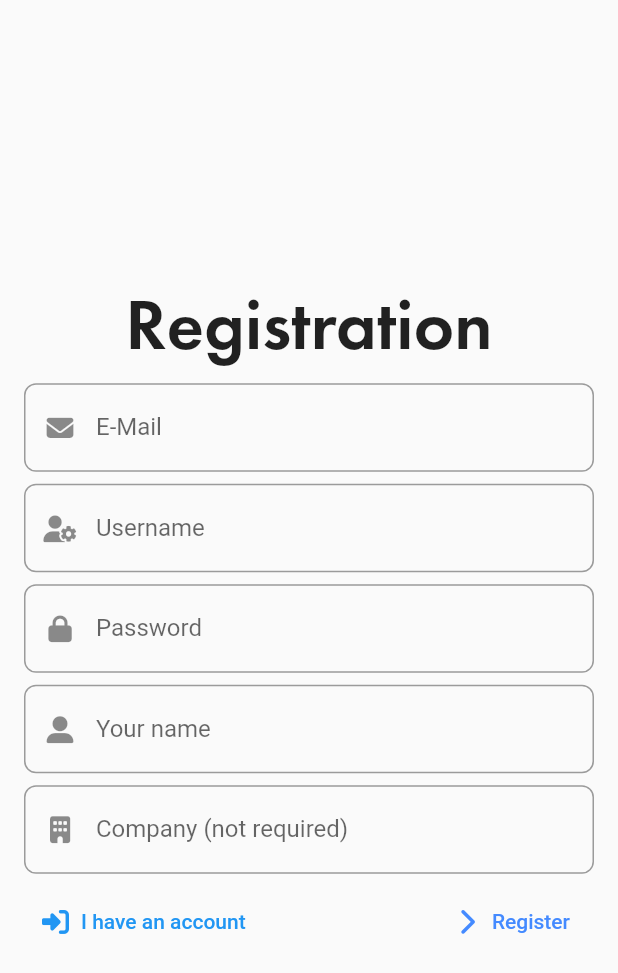
After one commit to kekland/conference-book-app, a Flutter app: the screen it shows after launch, on a phone screen of 412 x 824 dp. The commit adds this screen. Shown: the top 973 px of the screen. Run offline on Flutter 3.47's test engine with Material 2 defaults, Android fonts, the phone set to English and light mode, and no system bars; our stand-ins replace font_awesome_flutter.

Commit message:
Login and registration page templates

```diff
--- a/lib/main.dart
+++ b/lib/main.dart
@@ -1,5 +1,7 @@
 import 'package:conference/create_page.dart';
+import 'package:conference/login_page.dart';
 import 'package:conference/main_page.dart';
+import 'package:conference/registration_page.dart';
 import 'package:flutter/material.dart';
 import 'package:flutter/services.dart';
 
@@ -11,15 +13,15 @@ class MyApp extends StatelessWidget {
   Widget build(BuildContext context) {
     SystemChrome.setSystemUIOverlayStyle(new SystemUiOverlayStyle(
         statusBarColor: const Color(0x00FFFFFF),
-        statusBarIconBrightness: Brightness.light));
+        statusBarIconBrightness: Brightness.dark));
     SystemChrome.setEnabledSystemUIOverlays(SystemUiOverlay.values);
     return MaterialApp(
       title: 'Flutter Demo',
       theme: ThemeData(
-        primaryColor: Colors.white,
+        primaryColor: Colors.blue,
         accentColor: Colors.blueAccent,
       ),
-      home: MainPage(),
+      home: RegistrationPage(),
     );
   }
 }
--- /dev/null
+++ b/lib/registration_page.dart
@@ -0,0 +1,95 @@
+import 'package:flutter/material.dart';
+import 'package:font_awesome_flutter/font_awesome_flutter.dart';
+
+class RegistrationPage extends StatefulWidget {
+  _RegistrationPageState createState() => _RegistrationPageState();
+}
+
+class _RegistrationPageState extends State<RegistrationPage> {
+  @override
+  Widget build(BuildContext context) {
+    return Scaffold(
+      body: Padding(
+        padding: const EdgeInsets.all(16.0),
+        child: Center(
+          child: SingleChildScrollView(
+            child: Column(
+              children: [
+                Text('Registration',
+                    style: TextStyle(
+                        fontFamily: 'Futura',
+                        fontSize: 48.0,
+                        fontWeight: FontWeight.w500)),
+                SizedBox(height: 8.0),
+                TextField(
+                  decoration: InputDecoration(
+                    prefixIcon:
+                        Icon(FontAwesomeIcons.solidEnvelope, size: 18.0),
+                    labelText: 'E-Mail',
+                    border: OutlineInputBorder(
+                        borderRadius: BorderRadius.circular(8.0)),
+                  ),
+                ),
+                SizedBox(height: 8.0),
+                TextField(
+                  decoration: InputDecoration(
+                    labelText: 'Username',
+                    prefixIcon: Icon(FontAwesomeIcons.userCog, size: 18.0),
+                    border: OutlineInputBorder(
+                        borderRadius: BorderRadius.circular(8.0)),
+                  ),
+                ),
+                SizedBox(height: 8.0),
+                TextField(
+                  decoration: InputDecoration(
+                    prefixIcon: Icon(FontAwesomeIcons.lock, size: 18.0),
+                    labelText: 'Password',
+                    border: OutlineInputBorder(
+                        borderRadius: BorderRadius.circular(8.0)),
+                  ),
+                ),
+                SizedBox(height: 8.0),
+                TextField(
+                  decoration: InputDecoration(
+                    prefixIcon: Icon(FontAwesomeIcons.userAlt, size: 18.0),
+                    labelText: 'Your name',
+                    border: OutlineInputBorder(
+                        borderRadius: BorderRadius.circular(8.0)),
+                  ),
+                ),
+                SizedBox(height: 8.0),
+                TextField(
+                  decoration: InputDecoration(
+                    prefixIcon: Icon(FontAwesomeIcons.solidBuilding, size: 18.0),
+                    labelText: 'Company (not required)',
+                    border: OutlineInputBorder(
+                        borderRadius: BorderRadius.circular(8.0)),
+                  ),
+                ),
+                SizedBox(height: 8.0),
+                Row(
+                  children: [
+                    FlatButton.icon(
+                      icon: Icon(FontAwesomeIcons.signInAlt, size: 18.0),
+                      label: Text('I have an account'),
+                      onPressed: () {},
+                      textColor: Theme.of(context).primaryColor,
+                    ),
+                    FlatButton.icon(
+                      icon: Icon(FontAwesomeIcons.chevronRight, size: 18.0),
+                      label: Text('Register'),
+                      onPressed: () {},
+                      textColor: Theme.of(context).accentColor,
+                    ),
+                  ],
+                  mainAxisAlignment: MainAxisAlignment.spaceBetween,
+                ),
+              ],
+              mainAxisSize: MainAxisSize.min,
+            ),
+          ),
+        ),
+      ),
+    );
+  }
+}
```
Also changed, not shown: lib/login_page.dart (added, +59 -0 lines).
